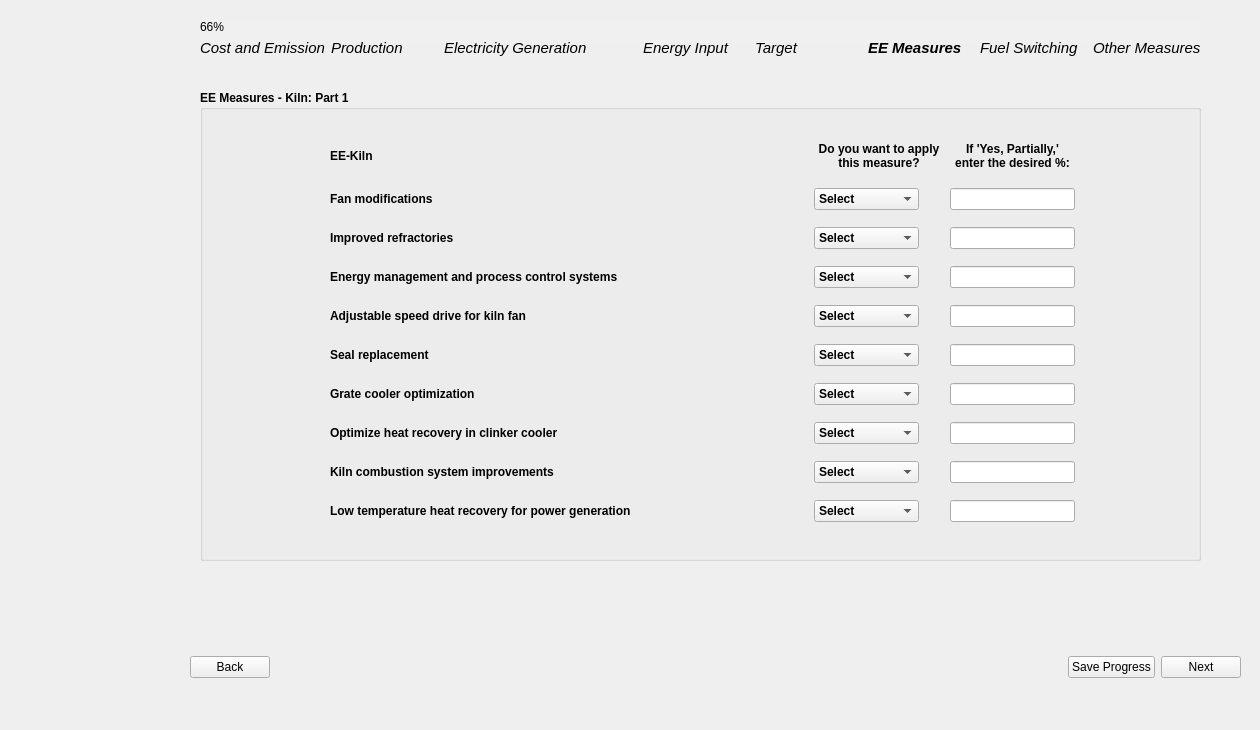
This is 00_BEST_windows/ui_files_latest/Page8_AllMeasures2a_qwidget.ui in WongCurtis95/lbnl_best_public as Qt 5 draws it before an edit. The edited form follows.
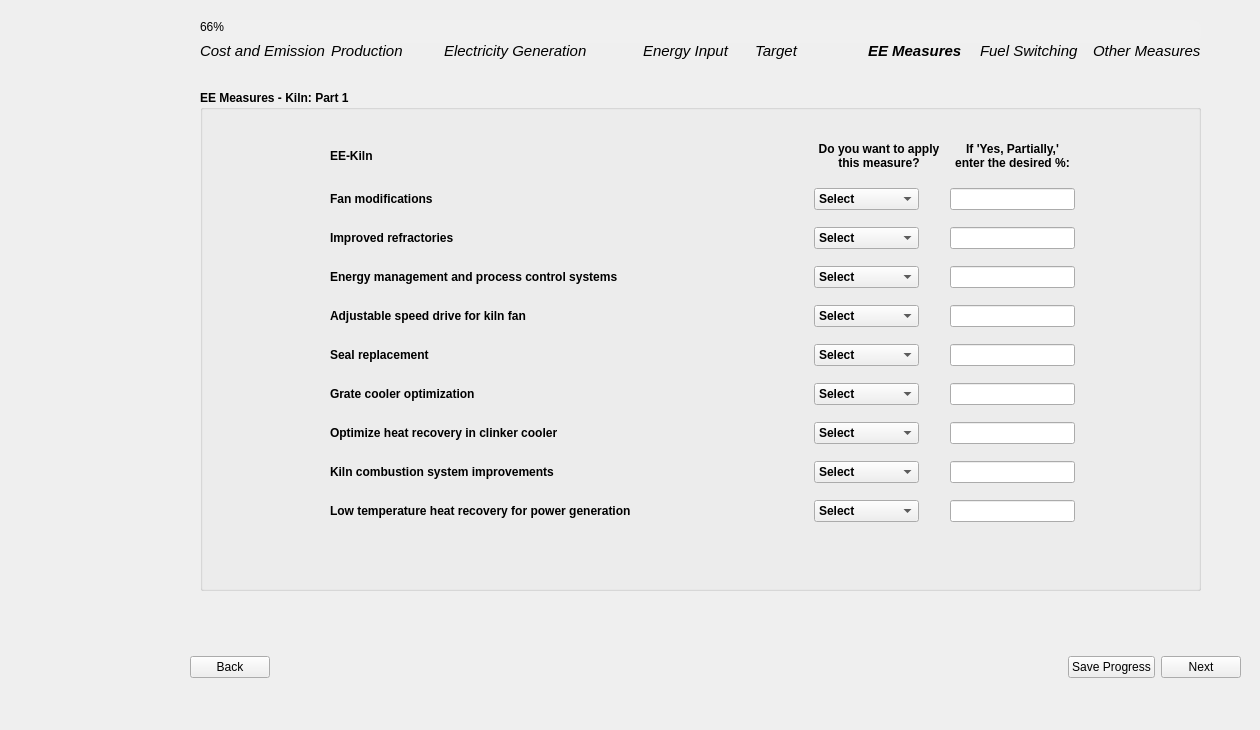
This is the edited form. Icons and pictures are not drawn.

```diff
--- a/00_BEST_windows/ui_files_latest/Page8_AllMeasures2a_qwidget.ui
+++ b/00_BEST_windows/ui_files_latest/Page8_AllMeasures2a_qwidget.ui
@@ -79,7 +79,7 @@
      <x>200</x>
      <y>90</y>
      <width>1001</width>
-     <height>471</height>
+     <height>501</height>
     </rect>
    </property>
    <property name="font">
@@ -712,7 +712,7 @@
      <x>200</x>
      <y>40</y>
      <width>1001</width>
-     <height>16</height>
+     <height>22</height>
     </rect>
    </property>
    <layout class="QGridLayout" name="gridLayout_12">
```
